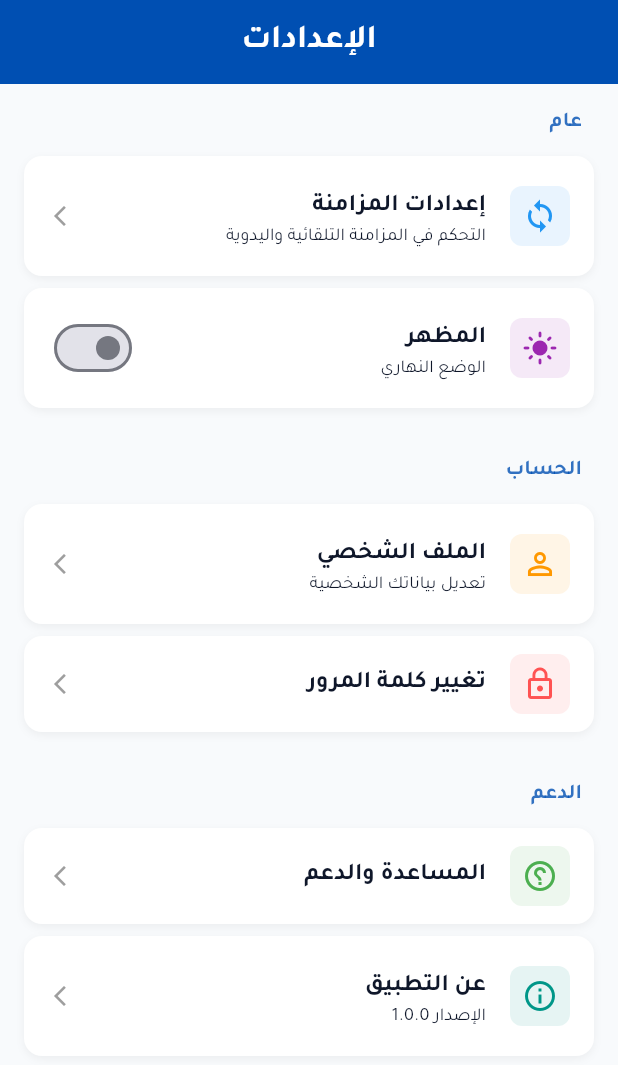
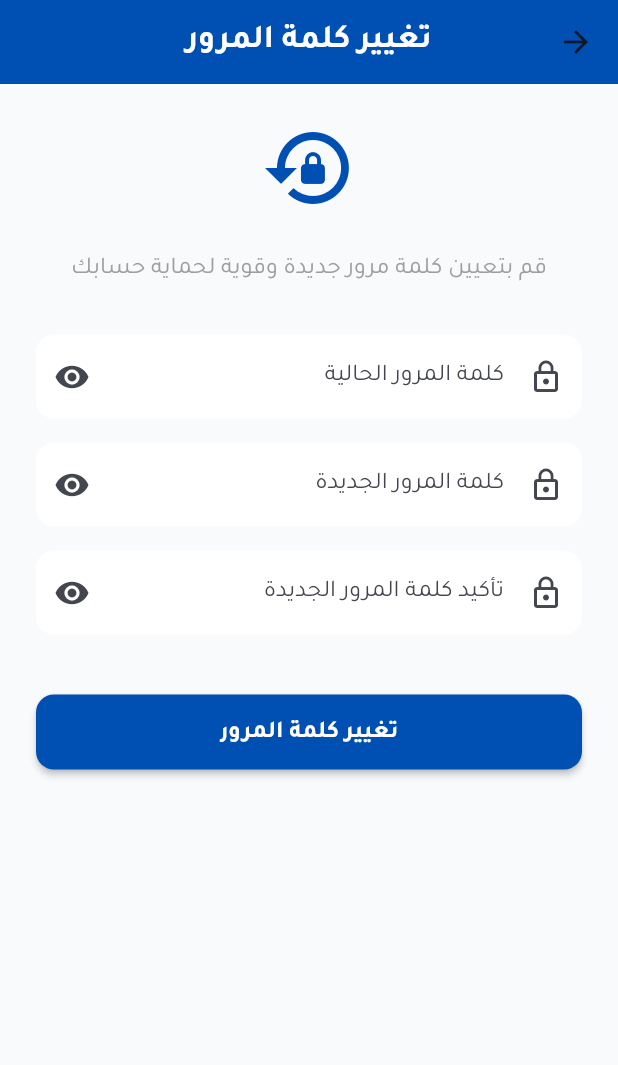
Before and after one commit to alfqyhb201/ALGABLI_DEMO-v6, a Flutter app: the SettingsScreen screen opened by its route, after a tap on "تغيير كلمة المرور", on a phone screen of 412 x 824 dp. Shown: the top 1065 px of the screen. Run offline on Flutter 3.47's test engine with Material 3 defaults, Android fonts, the phone set to English and light mode, and no system bars; our stand-ins replace drift, fl_chart, flutter_riverpod, flutter_secure_storage, flutter_widget_from_html, geolocator and 5 more; missing offline and left inert: string_similarity; accounts and stored records are empty; generated files the repository leaves out were written again.

Commit message:
Implement change password feature in settings
- Backend: Added API endpoint and controller method for password change.
- Frontend:
    - Added changePassword method in AuthService.
    - Created ChangePasswordScreen with form validation.
    - Updated AppRouter to include the new route.
    - Connected SettingsScreen tile to the new route.
- Tests: Added widget tests for ChangePasswordScreen.

```diff
--- a/lib/core/router/app_router.dart
+++ b/lib/core/router/app_router.dart
@@ -26,6 +26,7 @@ import '../../features/manager/screens/team_performance_screen.dart';
 import '../../features/manager/screens/manager_reports_screen.dart';
 import '../../features/manager/screens/user_management_screen.dart';
 import '../../features/settings/presentation/sync_settings_screen.dart';
+import '../../features/settings/presentation/change_password_screen.dart';
 import '../layout/main_layout.dart';
 
 import '../../core/services/auth_service.dart';
@@ -87,6 +88,10 @@ GoRouter goRouter(Ref ref) {
           GoRoute(
             path: 'sync',
             builder: (context, state) => const SyncSettingsScreen(),
+          ),
+          GoRoute(
+            path: 'change-password',
+            builder: (context, state) => const ChangePasswordScreen(),
           ),
         ],
       ),
--- /dev/null
+++ b/lib/features/settings/presentation/change_password_screen.dart
@@ -0,0 +1,199 @@
+import 'package:flutter/material.dart';
+import 'package:flutter_riverpod/flutter_riverpod.dart';
+import 'package:go_router/go_router.dart';
+import '../../../core/constants/app_colors.dart';
+import '../../../core/services/auth_service.dart';
+
+class ChangePasswordScreen extends ConsumerStatefulWidget {
+  const ChangePasswordScreen({super.key});
+
+  @override
+  ConsumerState<ChangePasswordScreen> createState() =>
+      _ChangePasswordScreenState();
+}
+
+class _ChangePasswordScreenState extends ConsumerState<ChangePasswordScreen> {
+  final _formKey = GlobalKey<FormState>();
+  final _currentPasswordController = TextEditingController();
+  final _newPasswordController = TextEditingController();
+  final _confirmPasswordController = TextEditingController();
+  bool _isLoading = false;
+  bool _obscureCurrent = true;
+  bool _obscureNew = true;
+  bool _obscureConfirm = true;
+
+  @override
+  void dispose() {
+    _currentPasswordController.dispose();
+    _newPasswordController.dispose();
+    _confirmPasswordController.dispose();
+    super.dispose();
+  }
+
+  Future<void> _submit() async {
+    if (!_formKey.currentState!.validate()) return;
+
+    setState(() => _isLoading = true);
+
+    final result = await ref.read(authServiceProvider).changePassword(
+      _currentPasswordController.text,
+      _newPasswordController.text,
+      _confirmPasswordController.text,
+    );
+
+    setState(() => _isLoading = false);
+
+    if (!mounted) return;
+
+    if (result['success']) {
+      ScaffoldMessenger.of(context).showSnackBar(
+        SnackBar(
+          content: Text(result['message']),
+          backgroundColor: Colors.green,
+        ),
+      );
+      context.pop();
+    } else {
+      String errorMessage = result['message'];
+      if (result['errors'] != null) {
+        // Append validation errors if available
+        final errors = result['errors'] as Map<String, dynamic>;
+        errorMessage +=
+            '\n' + errors.values.map((e) => (e as List).join('\n')).join('\n');
+      }
+
+      ScaffoldMessenger.of(context).showSnackBar(
+        SnackBar(
+          content: Text(errorMessage),
+          backgroundColor: Colors.red,
+        ),
+      );
+    }
+  }
+
+  @override
+  Widget build(BuildContext context) {
+    return Scaffold(
+      appBar: AppBar(
+        title: const Text('تغيير كلمة المرور'),
+        centerTitle: true,
+        backgroundColor: AppColors.jabaliBlue,
+        foregroundColor: Colors.white,
+      ),
+      body: SingleChildScrollView(
+        padding: const EdgeInsets.all(24),
+        child: Form(
+          key: _formKey,
+          child: Column(
+            crossAxisAlignment: CrossAxisAlignment.stretch,
+            children: [
+              const Icon(
+                Icons.lock_reset,
+                size: 64,
+                color: AppColors.jabaliBlue,
+              ),
+              const SizedBox(height: 24),
+              const Text(
+                'قم بتعيين كلمة مرور جديدة وقوية لحماية حسابك',
+                textAlign: TextAlign.center,
+                style: TextStyle(color: Colors.grey, fontSize: 16),
+              ),
+              const SizedBox(height: 32),
+              _buildPasswordField(
+                controller: _currentPasswordController,
+                label: 'كلمة المرور الحالية',
+                obscureText: _obscureCurrent,
+                onToggleVisibility:
+                    () => setState(() => _obscureCurrent = !_obscureCurrent),
+                validator:
+                    (value) =>
+                        value == null || value.isEmpty
+                            ? 'يرجى إدخال كلمة المرور الحالية'
+                            : null,
+              ),
+              const SizedBox(height: 16),
+              _buildPasswordField(
+                controller: _newPasswordController,
+                label: 'كلمة المرور الجديدة',
+                obscureText: _obscureNew,
+                onToggleVisibility:
+                    () => setState(() => _obscureNew = !_obscureNew),
+                validator: (value) {
+                  if (value == null || value.isEmpty) {
+                    return 'يرجى إدخال كلمة المرور الجديدة';
+                  }
+                  if (value.length < 8) {
+                    return 'كلمة المرور يجب أن تكون 8 أحرف على الأقل';
+                  }
+                  return null;
+                },
+              ),
+              const SizedBox(height: 16),
+              _buildPasswordField(
+                controller: _confirmPasswordController,
+                label: 'تأكيد كلمة المرور الجديدة',
+                obscureText: _obscureConfirm,
+                onToggleVisibility:
+                    () => setState(() => _obscureConfirm = !_obscureConfirm),
+                validator: (value) {
+                  if (value != _newPasswordController.text) {
+                    return 'كلمات المرور غير متطابقة';
+                  }
+                  return null;
+                },
+              ),
+              const SizedBox(height: 40),
+              SizedBox(
+                height: 50,
+                child: ElevatedButton(
+                  onPressed: _isLoading ? null : _submit,
+                  style: ElevatedButton.styleFrom(
+                    backgroundColor: AppColors.jabaliBlue,
+                    foregroundColor: Colors.white,
+                    shape: RoundedRectangleBorder(
+                      borderRadius: BorderRadius.circular(12),
+                    ),
+                    elevation: 2,
+                  ),
+                  child:
+                      _isLoading
+                          ? const CircularProgressIndicator(color: Colors.white)
+                          : const Text(
+                            'تغيير كلمة المرور',
+                            style: TextStyle(
+                              fontSize: 16,
+                              fontWeight: FontWeight.bold,
+                            ),
+                          ),
+                ),
+              ),
+            ],
+          ),
+        ),
+      ),
+    );
+  }
+
+  Widget _buildPasswordField({
+    required TextEditingController controller,
+    required String label,
+    required bool obscureText,
+    required VoidCallback onToggleVisibility,
+    String? Function(String?)? validator,
+  }) {
+    return TextFormField(
+      controller: controller,
+      obscureText: obscureText,
+      decoration: InputDecoration(
+        labelText: label,
+        border: OutlineInputBorder(borderRadius: BorderRadius.circular(12)),
+        prefixIcon: const Icon(Icons.lock_outline),
+        suffixIcon: IconButton(
+          icon: Icon(obscureText ? Icons.visibility : Icons.visibility_off),
+          onPressed: onToggleVisibility,
+        ),
+      ),
+      validator: validator,
+    );
+  }
+}
--- a/lib/features/settings/presentation/settings_screen.dart
+++ b/lib/features/settings/presentation/settings_screen.dart
@@ -65,7 +65,7 @@ class SettingsScreen extends ConsumerWidget {
             context,
             icon: Icons.lock_outline,
             title: 'تغيير كلمة المرور',
-            onTap: () {}, // TODO: Implement change password
+            onTap: () => context.push('/settings/change-password'),
             iconColor: Colors.redAccent,
           ),
 
```
Also changed, not shown: lib/core/services/auth_service.dart (+52 -0 lines), 3 other files.
